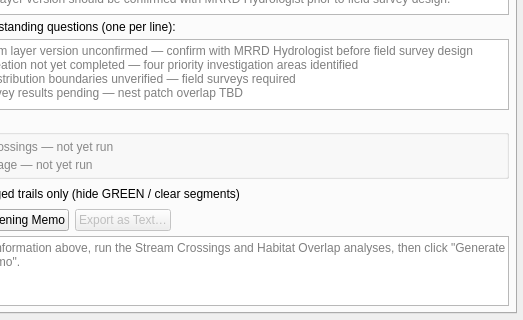
This is MTBDesignToolsNEPA_dockwidget_base.ui in casey205/MTBDesignTools_NEPA as Qt 5 draws it before an edit; both pictures show x 97 to 620 and y 494 to 814 of the 620 by 814 pixel window. The edited form follows.
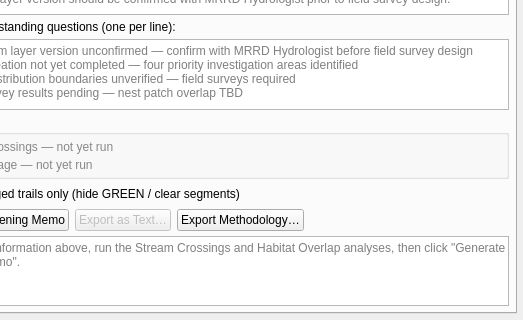
This is the edited form. The open tabs and pages were chosen to show the change.

Commit message: Add Export Methodology button, Decision Matrix, version stamping, and METHODOLOGY.txt document

```diff
--- a/MTBDesignToolsNEPA_dockwidget_base.ui
+++ b/MTBDesignToolsNEPA_dockwidget_base.ui
@@ -1270,6 +1270,16 @@
             </property>
            </widget>
           </item>
+          <item>
+           <widget class="QPushButton" name="exportMethodologyButton">
+            <property name="text">
+             <string>Export Methodology…</string>
+            </property>
+            <property name="toolTip">
+             <string>Save the current analytical methodology document as a plain-text file — include with deliverables for specialist review</string>
+            </property>
+           </widget>
+          </item>
           <item>
            <spacer name="reportButtonStretch">
             <property name="orientation">
```
The commit also changes 2 other files.
